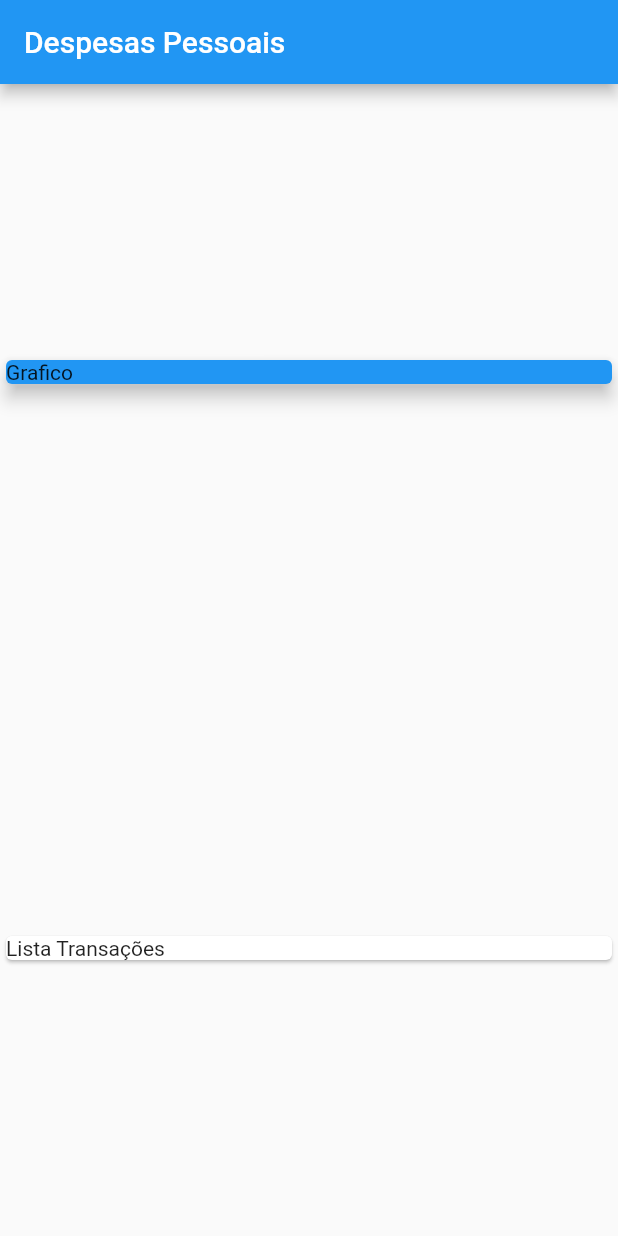
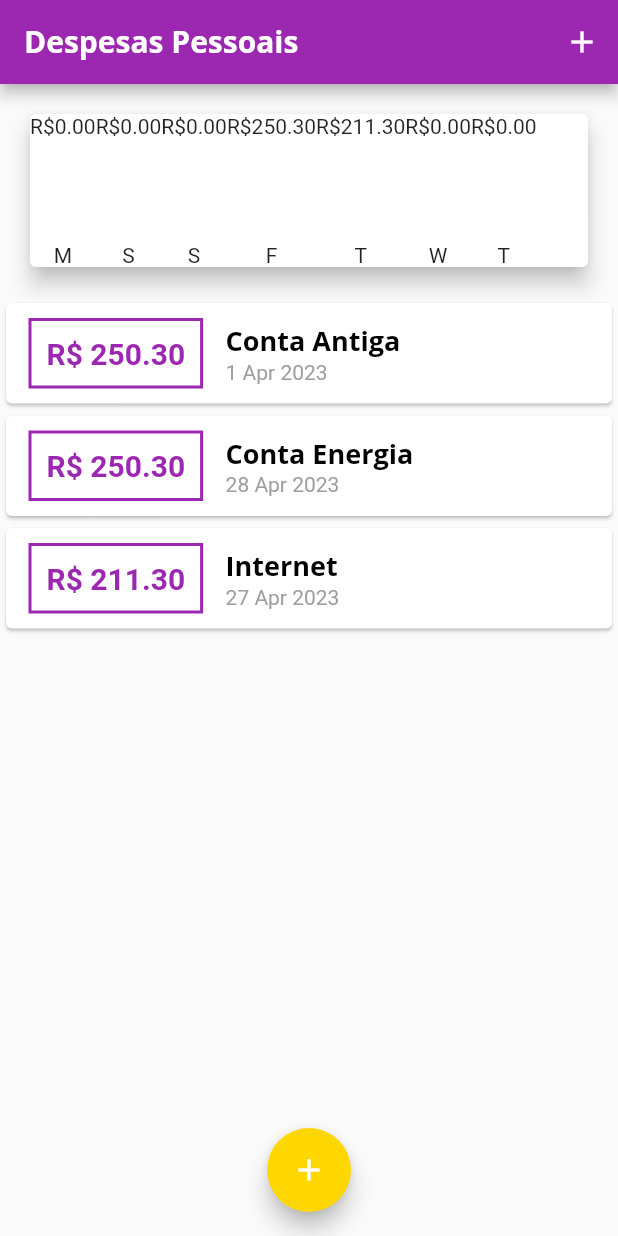
Before and after one commit to actfros/expenses-App, a Flutter app: the screen it shows after launch, on a phone screen of 412 x 824 dp. Run offline on Flutter 3.47's test engine with Material 2 defaults, Android fonts, the phone set to English and light mode, and no system bars.

Commit message:
Update 1/05/23

```diff
--- /dev/null
+++ b/lib/components/chart.dart
@@ -0,0 +1,55 @@
+import 'chart_bar.dart';
+import 'package:flutter/material.dart';
+import '../models/transactions.dart';
+import 'package:intl/intl.dart';
+
+class Chart extends StatelessWidget {
+  final List<Transactions> recentTransactions;
+
+  const Chart(this.recentTransactions, {super.key});
+
+  List<Map<String, Object>> get groupedTransactions {
+    return List.generate(7, (index) {
+      final weekDay = DateTime.now().subtract(
+        Duration(days: index),
+      );
+
+      double totalSum = 0.0;
+
+      for(var i = 0; i < recentTransactions.length; i++){
+        bool sameDay = recentTransactions[i].date.day == weekDay.day;
+        bool sameMonth = recentTransactions[i].date.month == weekDay.month;
+        bool sameYear = recentTransactions[i].date.year == weekDay.year;
+
+          if(sameDay && sameMonth && sameYear){
+            totalSum += recentTransactions[i].value;
+          }
+      }
+
+
+
+      return {
+        'day': DateFormat.E().format(weekDay)[0],
+        'value': totalSum,
+      };
+    });
+  }
+
+  @override
+  Widget build(BuildContext context) {
+    groupedTransactions;
+    return Card(
+      elevation: 6,
+      margin: EdgeInsets.all(20),
+      child: Row(
+        children: groupedTransactions.map((tr){
+          return ChartBar(
+            label: tr['day'] as String,
+            value: tr['value'] as double,
+            percentage: 0,
+            );
+        }).toList(),
+      ),
+    );
+  }
+}
--- /dev/null
+++ b/lib/components/chart_bar.dart
@@ -0,0 +1,30 @@
+import 'package:flutter/material.dart';
+
+class ChartBar extends StatelessWidget {
+  final String label;
+  final double value;
+  final double percentage;
+
+  ChartBar({
+    required this.label,
+    required this.value,
+    required this.percentage,
+  });
+
+  @override
+  Widget build(BuildContext context) {
+    return Column(
+      children: [
+        Text('R\$${value.toStringAsFixed(2)}'),
+        SizedBox(height: 5),
+        Container(
+          height: 60,
+          width: 10,
+          child: null,
+        ),
+        SizedBox(height: 5),
+        Text(label),
+      ],
+    );
+  }
+}
--- /dev/null
+++ b/lib/components/transaction_form.dart
@@ -0,0 +1,69 @@
+import 'package:flutter/material.dart';
+
+class TransactionForm extends StatefulWidget {
+  final void Function(String, double)? onSubmit;
+
+  TransactionForm(this.onSubmit);
+
+  @override
+  State<TransactionForm> createState() => _TransactionFormState();
+}
+
+class _TransactionFormState extends State<TransactionForm> {
+  final titleController = TextEditingController();
+
+  final valueController = TextEditingController();
+
+  _submitForm() {
+    final title = titleController.text;
+    final value = double.tryParse(valueController.text) ?? 0.0;
+
+    if(title.isEmpty || value <= 0){
+      return;
+    }
+      widget.onSubmit!(title, value);
+  }
+
+  @override
+  Widget build(BuildContext context) {
+    return Card(
+      elevation: 5,
+      child: Padding(
+        padding: const EdgeInsets.all(10),
+        child: Column(
+          children: [
+            TextField(
+              onSubmitted: (_) => _submitForm(),
+              controller: titleController,
+              decoration: InputDecoration(
+                labelText: 'Título',
+              ),
+            ),
+            TextField(
+              onSubmitted: (_) => _submitForm(),
+              controller: valueController,
+              decoration: InputDecoration(
+                labelText: 'Valor (R\$)',
+              ),
+              keyboardType: TextInputType.numberWithOptions(decimal: true),
+            ),
+            Row(
+              mainAxisAlignment: MainAxisAlignment.end,
+              children: [
+                TextButton(
+                  onPressed: _submitForm,
+                  child: Text(
+                    'Nova Transação',
+                    style: TextStyle(
+                      color: Colors.purple,
+                    ),
+                  ),
+                ),
+              ],
+            ),
+          ],
+        ),
+      ),
+    );
+  }
+}
--- /dev/null
+++ b/lib/components/transaction_list.dart
@@ -0,0 +1,78 @@
+import 'package:intl/intl.dart';
+import '../models/transactions.dart';
+import 'package:flutter/material.dart';
+
+class TransactionList extends StatelessWidget {
+  final List<Transactions> transactions;
+  TransactionList(this.transactions, {super.key});
+
+  @override
+  Widget build(BuildContext context) {
+    return Container(
+      height: 300,
+      child: transactions.isEmpty ? Column(
+        children: [
+          SizedBox(height: 20,),
+          Text(
+            'Nenhuma Transação Cadastrada!',
+            style: Theme.of(context).textTheme.titleLarge,
+          ),
+          SizedBox(height: 20,),
+          Container(
+            height: 200,
+            child: Image.asset('assets/images/waiting.png',
+              fit: BoxFit.cover,),
+
+          ),
+        ],
+      ): ListView.builder(
+        itemCount: transactions.length,
+        itemBuilder: (ctx, index) {
+          final tr = transactions[index];
+          return Card(
+            child: Row(
+              children: <Widget>[
+                Container(
+                    margin: EdgeInsets.symmetric(
+                      horizontal: 15,
+                      vertical: 10,
+                    ),
+                    decoration: BoxDecoration(
+                      border: Border.all(
+                        color: Theme.of(context).colorScheme.primary,
+                        width: 2,
+                      ),
+                    ),
+                    padding: EdgeInsets.all(10),
+                    child: Text(
+                      'R\$ ${tr.value.toStringAsFixed(2)}',
+                      style: TextStyle(
+                        fontWeight: FontWeight.bold,
+                        fontSize: 20,
+                        color: Colors.purple,
+                      ),
+                    )),
+                Column(
+                  crossAxisAlignment: CrossAxisAlignment.start,
+                  children: <Widget>[
+                    Text(
+                      tr.title,
+                      style: Theme.of(context).textTheme.titleLarge,
+
+                    ),
+                    Text(
+                      DateFormat('d MMM y').format(tr.date), //package 'intl'
+                      style: TextStyle(
+                        color: Colors.grey,
+                      ),
+                    ),
+                  ],
+                )
+              ],
+            ),
+          );
+        },
+      ),
+    );
+  }
+}
--- a/lib/main.dart
+++ b/lib/main.dart
@@ -1,64 +1,129 @@
-// ignore_for_file: prefer_const_constructors
-
-import './models/transactions.dart';
+import 'dart:math';
 import 'package:flutter/material.dart';
+import 'components/transaction_form.dart';
+import 'components/transaction_list.dart';
+import 'components/chart.dart';
+import 'models/transactions.dart';
 
 main() => runApp(ExpensesApp());
 
 class ExpensesApp extends StatelessWidget {
-  const ExpensesApp({super.key});
-
   @override
   Widget build(BuildContext context) {
+    final ThemeData tema = ThemeData();
+
     return MaterialApp(
       debugShowCheckedModeBanner: false,
       home: MyHomePage(),
+      theme: tema.copyWith(
+        colorScheme: tema.colorScheme.copyWith(
+          primary: Colors.purple,
+          secondary: Color(0xFFFFD700),
+        ),
+        textTheme: tema.textTheme.copyWith(
+          titleLarge: TextStyle(
+            fontFamily: 'OpenSans',
+            fontSize: 18,
+            fontWeight: FontWeight.bold,
+            color: Colors.black,
+          ),
+        ),
+        appBarTheme: AppBarTheme(
+          titleTextStyle: TextStyle(
+            fontFamily: 'OpenSans',
+            fontSize: 20,
+            fontWeight: FontWeight.bold,
+          ),
+        ),
+      ),
     );
   }
 }
 
-class MyHomePage extends StatelessWidget {
-  MyHomePage({super.key});
+class MyHomePage extends StatefulWidget {
+  @override
+  State<MyHomePage> createState() => _MyHomePageState();
+}
 
-  final _transactions = [
+class _MyHomePageState extends State<MyHomePage> {
+  final List<Transactions> _transactions = [
+    Transactions(
+      id: 't0',
+      title: 'Conta Antiga',
+      value: 250.30,
+      date: DateTime.now().subtract(Duration(days: 30)),
+    ),
     Transactions(
       id: 't1',
-      title: 'Bolsa preta',
+      title: 'Conta Energia',
       value: 250.30,
-      date: DateTime.now(),
+      date: DateTime.now().subtract(Duration(days: 3)),
     ),
     Transactions(
       id: 't2',
-      title: 'Garrafa Agua',
+      title: 'Internet',
       value: 211.30,
+      date: DateTime.now().subtract(Duration(days: 4)),
+    ),
+  ];
+
+  List<Transactions> get _recentTransactions {
+    return _transactions.where((tr) {
+      return tr.date.isAfter(DateTime.now().subtract(
+        Duration(days: 7),
+      ));
+    }).toList();
+  }
+
+  _addTransaction(String title, double value) {
+    final newTransaction = Transactions(
+      id: Random().nextDouble().toString(),
+      title: title,
+      value: value,
       date: DateTime.now(),
-    )
-  ];
+    );
+
+    setState(() {
+      _transactions.add(newTransaction);
+    });
+
+    Navigator.of(context).pop();
+  }
+
+  _createTransactionFormModal(BuildContext context) {
+    showModalBottomSheet(
+        context: context,
+        builder: (_) {
+          return TransactionForm(_addTransaction);
+        });
+  }
 
   @override
   Widget build(BuildContext context) {
     return Scaffold(
       appBar: AppBar(
         title: Text('Despesas Pessoais'),
-      ),
-      body: Column(
-        mainAxisAlignment: MainAxisAlignment.spaceAround,
-        crossAxisAlignment: CrossAxisAlignment.stretch,
-        children: [
-          Container(
-            child: Card(
-              color: Colors.blue,
-              elevation: 5,
-              child: Text(
-                'Grafico',
-              ),
-            ),
+        actions: [
+          IconButton(
+            onPressed: () => _createTransactionFormModal(context),
+            icon: Icon(Icons.add),
           ),
-          Card(
-            child: (Text('Lista Transações')),
-          )
         ],
       ),
+      body: SingleChildScrollView(
+        child: Column(
+          crossAxisAlignment: CrossAxisAlignment.stretch,
+          children: [
+            Chart(_recentTransactions),
+            TransactionList(_transactions),
+          ],
+        ),
+      ),
+      floatingActionButton: FloatingActionButton(
+        child: Icon(Icons.add),
+        onPressed: () => _createTransactionFormModal(context),
+      ),
+      floatingActionButtonLocation: FloatingActionButtonLocation.centerFloat,
     );
   }
 }
```
Also changed, not shown: pubspec.yaml (+15 -8 lines), assets/fonts/OpenSans-Bold.ttf (added), assets/fonts/OpenSans-Regular.ttf (added), assets/fonts/Quicksand-Bold.ttf (added), assets/fonts/Quicksand-Light.ttf (added), assets/fonts/Quicksand-Medium.ttf (added), assets/fonts/Quicksand-Regular.ttf (added), assets/images/waiting.png (added), lib/homepage.dart (deleted), pubspec.lock.
